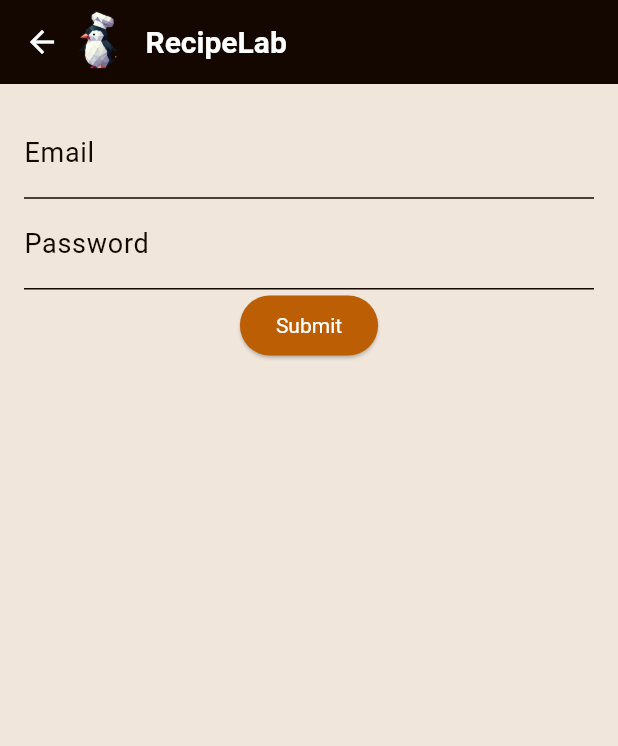
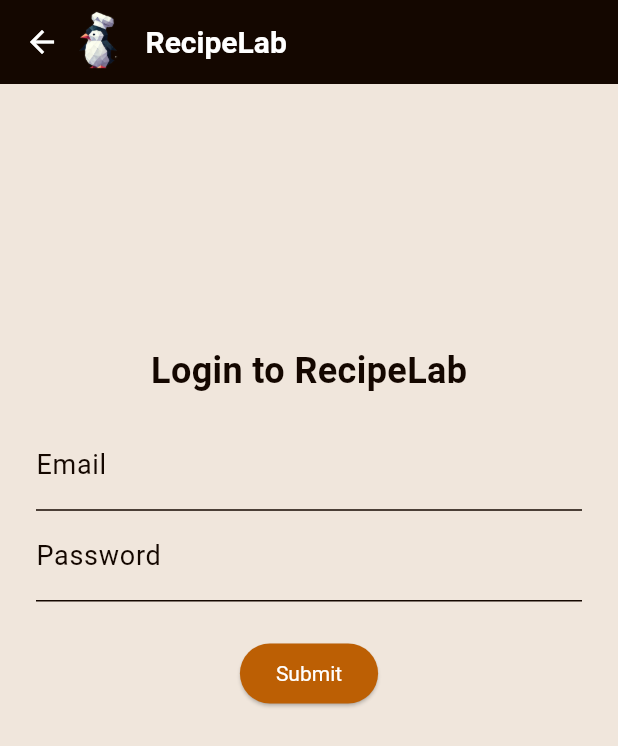
Before and after one commit to mrccodes/rlv2-flutter, a Flutter app: the screen it shows after launch, after a tap on "Go to Login", on a phone screen of 412 x 824 dp. Shown: the top 746 px of the screen. Run offline on Flutter 3.47's test engine with Material 3 defaults, Android fonts, the phone set to English and light mode, and no system bars; our stand-ins replace dio, flutter_dotenv, flutter_riverpod, flutter_secure_storage, logger; generated files the repository leaves out were written again.

Commit message:
theme work

```diff
--- a/lib/app/app.dart
+++ b/lib/app/app.dart
@@ -4,14 +4,27 @@ import 'package:rlv2_flutter/app/theme.dart';
 import 'package:rlv2_flutter/features/auth/screens/landing_screen.dart';
 import 'package:rlv2_flutter/features/auth/screens/login_screen.dart';
 import 'package:rlv2_flutter/features/dashboard/dashboard_screen.dart';
+import 'package:rlv2_flutter/features/theme/theme_model.dart';
+import 'package:rlv2_flutter/features/theme/theme_provider.dart';
+import 'package:rlv2_flutter/features/user/providers/user_settings_provider.dart';
 import 'package:rlv2_flutter/l10n/l10n.dart';
+import 'package:rlv2_flutter/utils/app_logger.dart';
 
 class App extends ConsumerWidget {
   const App({super.key});
   @override
   Widget build(BuildContext context, WidgetRef ref) {
+    final userSettings =
+        ref.watch(userSettingsProvider.select((state) => state.data));
+    AppLogger.info('ThemeMode: ${userSettings?.preferredMode}');
+
+
     return MaterialApp(
-      theme: MyAppTheme.theme,
+      theme: MyAppTheme.lightTheme,
+      darkTheme: MyAppTheme.darkTheme,
+      themeMode: userSettings != null ?
+        ThemeModeModel.fromString(userSettings.preferredMode)  :
+        ThemeMode.system,
       localizationsDelegates: AppLocalizations.localizationsDelegates,
       supportedLocales: AppLocalizations.supportedLocales,
       home: const LandingScreen(),
--- a/lib/app/theme.dart
+++ b/lib/app/theme.dart
@@ -1,7 +1,7 @@
 import 'package:flutter/material.dart';
 
 class MyAppTheme {
-  static ThemeData get theme {
+  static ThemeData get lightTheme {
     return ThemeData(
       // Define your primary color (accent for buttons, appbars, etc.)
       primaryColor: const Color(0xFFBC5F04),
@@ -76,4 +76,62 @@ class MyAppTheme {
       iconTheme: const IconThemeData(color: Color(0xFF140700)),
     );
   }
+
+  static ThemeData get darkTheme {
+    return ThemeData(
+      brightness: Brightness.dark,
+      primaryColor: const Color(0xFFBC5F04),
+      colorScheme: const ColorScheme.dark(
+        primary: Colors.white,
+        secondary: Color(0xFF35302D),
+        surface: Color(0xFF1E1E1E),
+        error: Color.fromARGB(255, 167, 21, 21),
+        onPrimary: Colors.white,
+        onSecondary: Colors.white,
+        onError: Colors.white,
+      ),
+      scaffoldBackgroundColor: const Color(0xFF121212),
+      appBarTheme: const AppBarTheme(
+        color: Color(0xFF1E1E1E),
+        iconTheme: IconThemeData(color: Color(0xFFBC5F04)),
+        titleTextStyle: TextStyle(
+          color: Colors.white,
+          fontSize: 20,
+          fontWeight: FontWeight.bold,
+        ),
+        actionsIconTheme: IconThemeData(color: Color(0xFFBC5F04)),
+      ),
+      buttonTheme: const ButtonThemeData(
+        buttonColor: Color(0xFFBC5F04),
+        textTheme: ButtonTextTheme.accent,
+      ),
+      textTheme: const TextTheme(
+        headlineSmall: TextStyle(
+          color: Colors.white,
+          fontSize: 24,
+          fontWeight: FontWeight.bold,
+        ),
+        headlineMedium: TextStyle(
+          color: Colors.white,
+          fontSize: 32,
+          fontWeight: FontWeight.bold,
+        ),
+        headlineLarge: TextStyle(
+          color: Colors.white,
+          fontSize: 40,
+          fontWeight: FontWeight.bold,
+        ),
+        bodyMedium: TextStyle(color: Colors.white, fontSize: 16),
+        bodySmall: TextStyle(color: Colors.white, fontSize: 14),
+        bodyLarge: TextStyle(color: Colors.white, fontSize: 18),
+      ),
+      elevatedButtonTheme: ElevatedButtonThemeData(
+        style: ElevatedButton.styleFrom(
+          backgroundColor: const Color(0xFFBC5F04),
+          textStyle: const TextStyle(color: Colors.white),
+        ),
+      ),
+      iconTheme: const IconThemeData(color: Colors.white),
+    );
+  }
 }
--- a/lib/features/auth/screens/login_screen.dart
+++ b/lib/features/auth/screens/login_screen.dart
@@ -53,9 +53,22 @@ class LoginScreenState extends ConsumerState<LoginScreen> {
     return SharedScaffold(
       appBarTitle: 'RecipeLab',
       body: Padding(
-        padding: const EdgeInsets.all(16),
-        child: LoginForm(
-          onSubmit: handleLogin,
+        padding: const EdgeInsets.all(24),
+        child: Padding(
+          padding: const EdgeInsets.only(top: 150),
+          child: Column(
+          children: [ const Text('Login to RecipeLab',
+              style: TextStyle(
+                fontSize: 24,
+                fontWeight: FontWeight.bold,
+                ),
+              ),
+              const SizedBox(height: 16),
+              LoginForm(
+                onSubmit: handleLogin,
+              ),
+            ],
+          ),
         ),
       ),
     );
--- a/lib/features/auth/widgets/login_form.dart
+++ b/lib/features/auth/widgets/login_form.dart
@@ -52,6 +52,7 @@ class LoginFormState extends ConsumerState<LoginForm> {
               return null;
             },
           ),
+          const SizedBox(height: 24),
           ElevatedButton(
             onPressed: submit,
             child: const Text('Submit'),
--- a/lib/features/theme/theme_provider.dart
+++ b/lib/features/theme/theme_provider.dart
@@ -42,6 +42,14 @@ class ThemeNotifier extends StateNotifier<ThemeState> {
   final UserSettingsService userSettingsService;
   final Ref ref;
 
+  bool get isLoading {
+    return state.isLoading == true;
+  }
+
+  ThemeMode get mode {
+    return state.mode;
+  }
+
   void toggleThemeLocal(ThemeMode mode) {
     state = state.copyWith(mode: mode);
   }
@@ -53,15 +61,17 @@ class ThemeNotifier extends StateNotifier<ThemeState> {
 
       if (userSettings.data != null) {
         await ref.read(userSettingsProvider.notifier).patchUserSettings(
-              userId,
-              {'preferredMode': mode.name},
-            );
+          userId,
+          {'preferredMode': mode.name},
+        );
+      state = state.copyWith(
+        mode: mode,
+        isLoading: false,
+      );
+      } else {
+        AppLogger.error('User settings not found');
       }
 
-      state = state.copyWith(
-        isLoading: false,
-        mode: mode,
-      );
     } catch (e) {
       AppLogger.error('Error updating theme: $e');
       if (mounted) {
--- a/lib/features/theme/theme_toggle_widget.dart
+++ b/lib/features/theme/theme_toggle_widget.dart
@@ -38,11 +38,6 @@ class ThemeToggleWidget extends ConsumerWidget {
         orElse: () => systemModeOption,
       ),
       onToggle: (option) async {
-        if (authState.user == null) {
-          AppLogger.error('User is not authenticated');
-          return;
-        }
-
         await ref
             .read(themeProvider.notifier)
             .toggleTheme(authState.user!.id, option);
--- a/lib/features/user/models/user_settings_model.dart
+++ b/lib/features/user/models/user_settings_model.dart
@@ -9,7 +9,7 @@ class UserSettings {
     required this.showTipsAndTricks,
     required this.createdAt,
     required this.updatedAt,
-    this.preferredMode,
+    required this.preferredMode,
     this.preferredVolumeUnit,
     this.preferredMassUnit,
     this.preferredLengthUnit,
@@ -20,7 +20,7 @@ class UserSettings {
   factory UserSettings.fromJson(Map<String, dynamic> json) {
     return UserSettings(
       userId: json['userId'] as String,
-      preferredMode: json['preferredMode'] as String?,
+      preferredMode: json['preferredMode'] as String,
       preferredVolumeUnit: json['preferredVolumeUnit'] as String?,
       preferredMassUnit: json['preferredMassUnit'] as String?,
       preferredLengthUnit: json['preferredLengthUnit'] as String?,
@@ -36,11 +36,11 @@ class UserSettings {
     );
   }
   final String userId;
-  final String? preferredMode;
   final String? preferredVolumeUnit;
   final String? preferredMassUnit;
   final String? preferredLengthUnit;
   final String? preferredTemperatureUnit;
+  final String preferredMode;
   final bool notifications;
   final bool pushNotifications;
   final bool emailNotifications;
@@ -91,7 +91,6 @@ class UserSettings {
 
   UserSettings copyWith({
     String? userId,
-    String? preferredMode,
     String? preferredVolumeUnit,
     String? preferredMassUnit,
     String? preferredLengthUnit,
@@ -102,6 +101,7 @@ class UserSettings {
     bool? newsletter,
     bool? dataSharingConsent,
     bool? showTipsAndTricks,
+    String? preferredMode,
     String? createdAt,
     String? updatedAt,
   }) {
```
